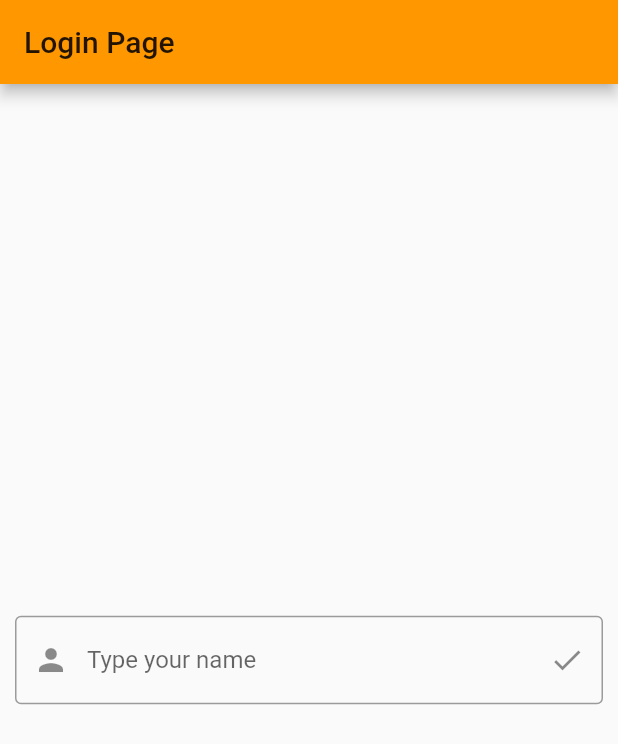
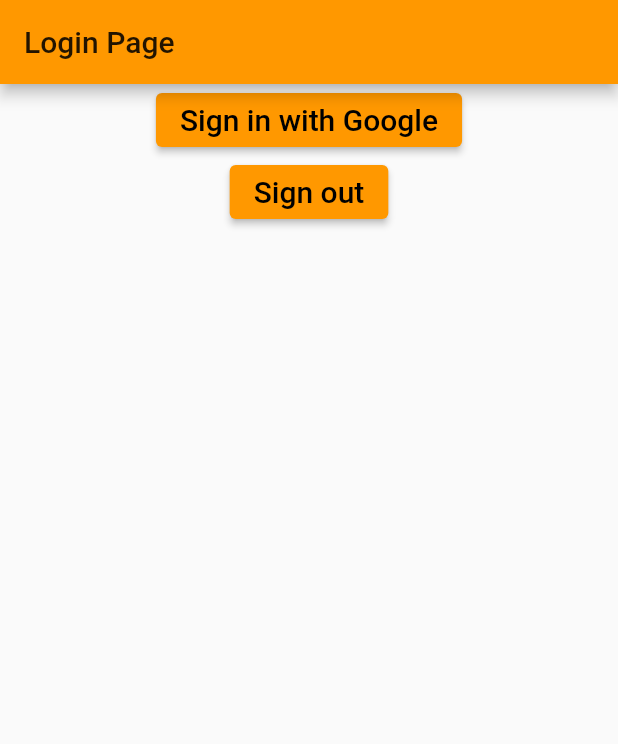
Before and after one commit to konstantinPopovskikh/Flutter_Tims_firebase, a Flutter app: the screen it shows after launch, on a phone screen of 412 x 824 dp. Shown: the top 744 px of the screen. Run offline on Flutter 3.47's test engine with Material 2 defaults, Android fonts, the phone set to English and light mode, and no system bars; our stand-ins replace firebase_auth, firebase_core, google_sign_in; accounts and stored records are empty.

Commit message:
added authentication

```diff
--- a/lib/login.dart
+++ b/lib/login.dart
@@ -1,5 +1,6 @@
 import 'package:flutter/material.dart';
 import 'package:hello_flutter/my_home_page.dart';
+import 'google_auth.dart';
 
 class LoginPage extends StatelessWidget {
   const LoginPage({Key? key}) : super(key: key);
@@ -23,35 +24,48 @@ class Body extends StatefulWidget {
 }
 
 class _BodyState extends State<Body> {
-  String name = '';
   TextEditingController controller = TextEditingController();
 
   void click() {
-    name = controller.text;
-    Navigator.push(context,
-        MaterialPageRoute(builder: (context) => MyHomePage(name: name)));
+    FirebaseService().signInwithGoogle().then((value) {
+      Navigator.push(
+          context,
+          MaterialPageRoute(
+              builder: (context) => MyHomePage(name: value.email.toString())));
+    });
   }
+
+  // Widget googleLoginButton() {
+  //   return OutlinedButton(
+  //     onPressed: click,
+  //     child: const Text('Sign in with google'),
+  //   );
+  // }
 
   @override
   Widget build(BuildContext context) {
-    return Align(
-      alignment: Alignment.center,
-      child: Padding(
-        padding: const EdgeInsets.all(10),
-        child: TextField(
-          controller: controller,
-          decoration: InputDecoration(
-              prefixIcon: const Icon(Icons.person),
-              labelText: 'Type your name',
-              border:
-                  const OutlineInputBorder(borderSide: BorderSide(width: 5)),
-              suffixIcon: IconButton(
-                onPressed: click,
-                tooltip: 'Submit',
-                icon: const Icon(Icons.done),
-                splashColor: Colors.blue,
-              )),
-        ),
+    return Center(
+      child: Column(
+        children: [
+          ElevatedButton(
+            child: const Text(
+              'Sign in with Google',
+              style: TextStyle(fontSize: 20),
+            ),
+            onPressed: () {
+              click();
+            },
+          ),
+          ElevatedButton(
+            child: const Text(
+              'Sign out',
+              style: TextStyle(fontSize: 20),
+            ),
+            onPressed: () {
+              FirebaseService().signOutFromGoogle();
+            },
+          ),
+        ],
       ),
     );
   }
--- a/lib/notes.txt
+++ b/lib/notes.txt
@@ -1,2 +1,38 @@
 stf - stateful widget code snippet
 stl - stateless widget snippet
+
+firebase.google.com
+go to console
+
+click android icon
+
+for creating SHA-1 key: (https://developers.google.com/android/guides/client-auth)
+keytool -list -v -alias androiddebugkey -keystore /home/konstantin/.android/debug.keystore
+
+put google-services.json into android/app
+
+in /android dir open build.gradle file
+add dependency
+
+inside /android/app open build.gradle
+
+in case of errors:
+cd android
+./gradlew --refresh-dependencies
+
+add dependencies to pubspec.yaml (make sure correct indentation):
+firebase_auth: ^3.1.1
+google_sign_in: ^5.1.0
+
+then uncomment "assets" and put:
+    - assets/
+
+put google logo in assets folder
+
+go to android/settings.gradle
+add some code (now commented out)
+
+go to android/app/build.gradle
+change minSdkVersion to 21
+
+then go to firebase console - authentication and enable google auth
```
Also changed, not shown: lib/google_auth.dart (added, +27 -0 lines), lib/main.dart (+6 -1 lines), pubspec.yaml (+5 -3 lines), assets/google_logo.png (added), pubspec.lock, 5 other files.
